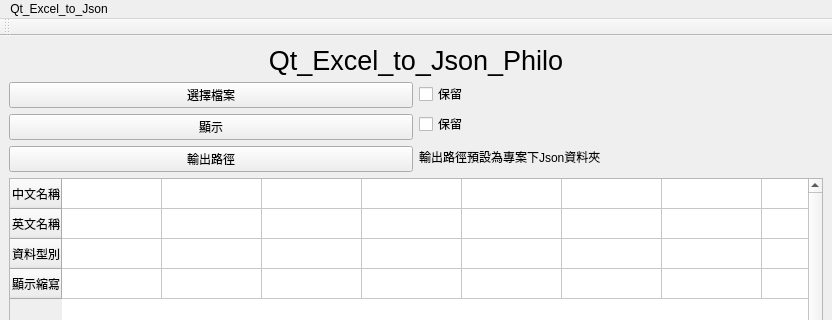
philo-wu/Philo_Game, file ExcelToJson/mainwindow.ui: the form before one commit; both pictures show x 0 to 832 and y 0 to 320 of the 832 by 600 pixel window.
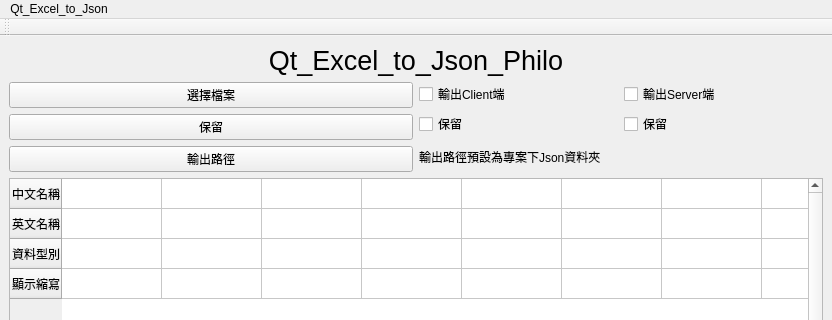
The form after the commit.

Commit message:
已完成ExcelTOJson
仍保留功能鍵欄位,看缺甚麼功能
debug中為執行檔必須檔案

```diff
--- a/ExcelToJson/mainwindow.ui
+++ b/ExcelToJson/mainwindow.ui
@@ -63,7 +63,7 @@
         <item>
          <widget class="QPushButton" name="pushButton_show">
           <property name="text">
-           <string>顯示</string>
+           <string>保留</string>
           </property>
          </widget>
         </item>
@@ -79,18 +79,40 @@
       <item>
        <layout class="QVBoxLayout" name="verticalLayout_2" stretch="0,0,0">
         <item>
-         <widget class="QCheckBox" name="checkBox_JsontoEecel">
+         <layout class="QHBoxLayout" name="horizontalLayout_4">
+          <item>
+           <widget class="QCheckBox" name="checkBox_istoClient">
           <property name="text">
+             <string>輸出Client端</string>
+            </property>
+           </widget>
+          </item>
+          <item>
+           <widget class="QCheckBox" name="checkBox_istoServer">
+            <property name="text">
+             <string>輸出Server端</string>
+            </property>
+           </widget>
+          </item>
+         </layout>
+        </item>
+        <item>
+         <layout class="QHBoxLayout" name="horizontalLayout_5">
+          <item>
+           <widget class="QCheckBox" name="checkBox_2">
+            <property name="text">
            <string>保留</string>
           </property>
          </widget>
         </item>
         <item>
-         <widget class="QCheckBox" name="checkBox_ExceltoJson">
+           <widget class="QCheckBox" name="checkBox">
           <property name="text">
            <string>保留</string>
           </property>
          </widget>
+          </item>
+         </layout>
         </item>
         <item>
          <widget class="QLabel" name="label_out_folderPath">
```
Left out of the diff: 2 changed lines with no effect on the pictures. Lines whose indentation alone changed are shown as unchanged. The commit also changes 55 other files.
